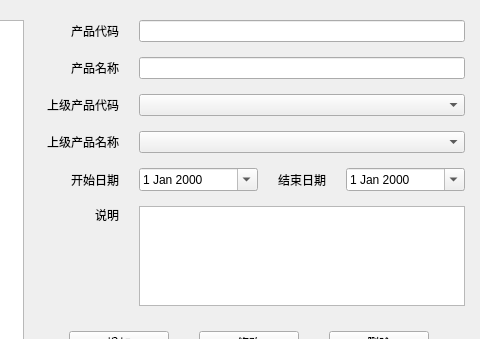
Old version of the form FML/view/mainframe/product_manage.ui in the repository ruofeng216/fmlnew; both pictures show x 658 to 1138 and y 0 to 339 of the 1138 by 477 pixel window.
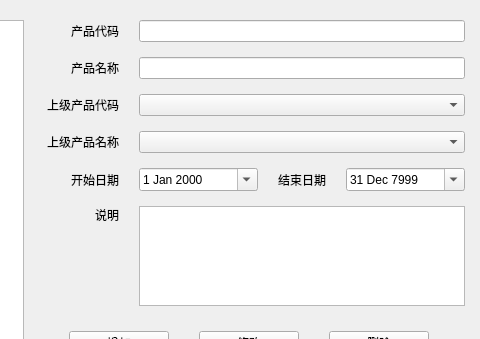
New version of the form. Custom widgets are drawn as their Qt base class.

```diff
--- a/FML/view/mainframe/product_manage.ui
+++ b/FML/view/mainframe/product_manage.ui
@@ -245,6 +245,16 @@
          </item>
          <item>
           <widget class="QDateEdit" name="deEnd">
+           <property name="dateTime">
+            <datetime>
+             <hour>23</hour>
+             <minute>59</minute>
+             <second>59</second>
+             <year>7999</year>
+             <month>12</month>
+             <day>31</day>
+            </datetime>
+           </property>
            <property name="calendarPopup">
             <bool>true</bool>
            </property>
@@ -422,6 +432,13 @@
   </layout>
  </widget>
  <layoutdefault spacing="6" margin="11"/>
+ <customwidgets>
+  <customwidget>
+   <class>XLineEdit</class>
+   <extends>QLineEdit</extends>
+   <header>xlineedit.h</header>
+  </customwidget>
+ </customwidgets>
  <resources/>
  <connections/>
 </ui>
```
Left out of the diff: 4 changed lines with no effect on the pictures.
